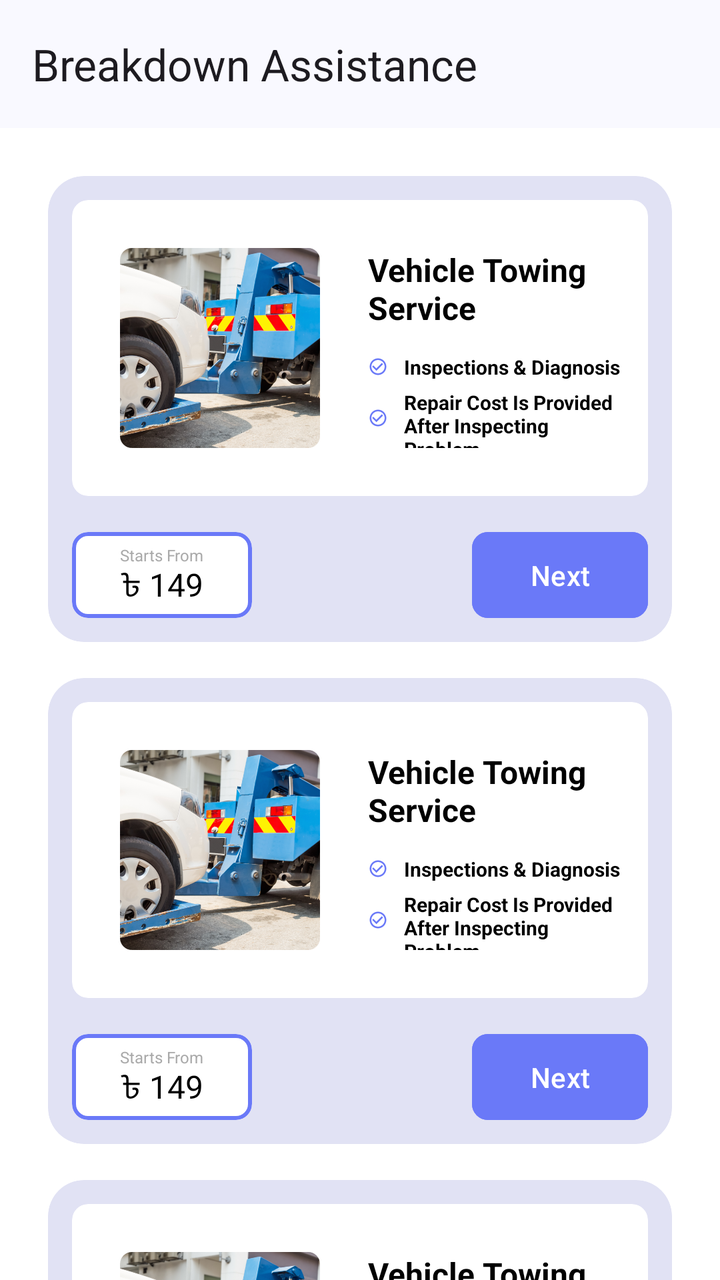
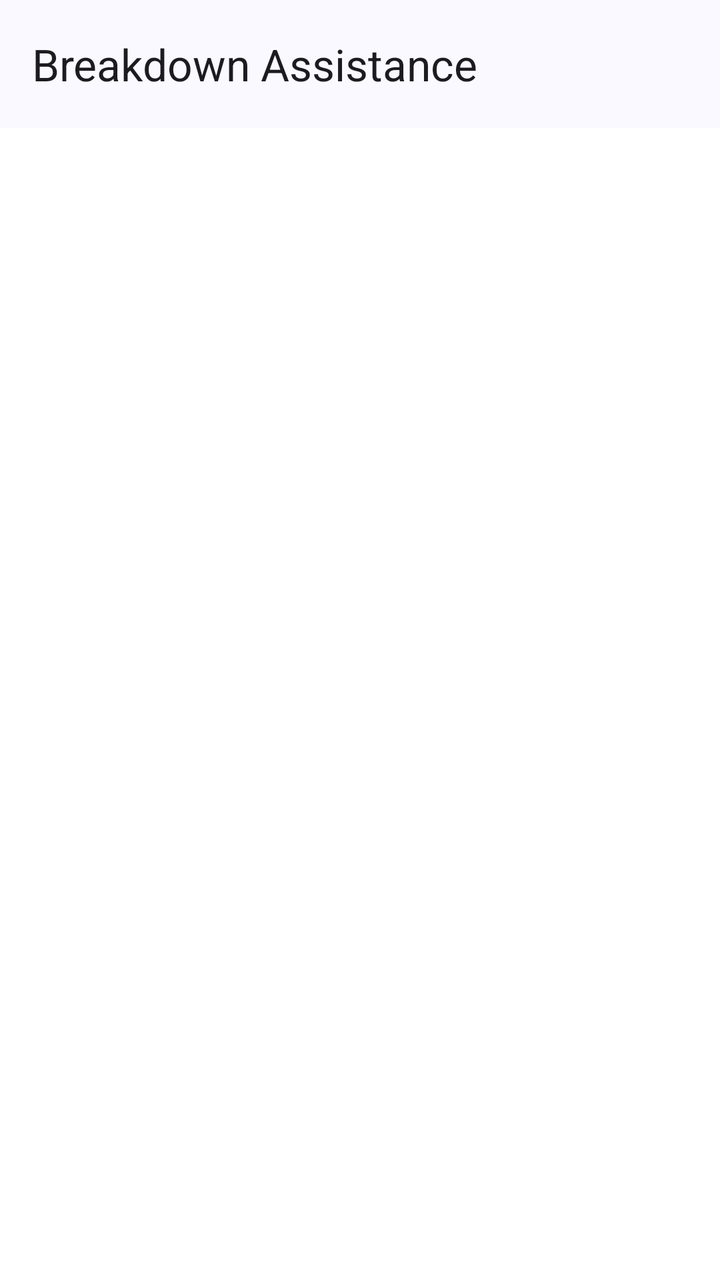

An Android layout rendered at two revisions. The XML below is the earlier revision; the diff shows what the commit changed to produce the second picture.
<!-- AndroidManifest.xml: application theme Theme.BreakdownAssistance -->
<!-- res/layout/fragment_services.xml -->
<?xml version="1.0" encoding="utf-8"?>
<androidx.coordinatorlayout.widget.CoordinatorLayout xmlns:android="http://schemas.android.com/apk/res/android"
    xmlns:app="http://schemas.android.com/apk/res-auto"
    xmlns:tools="http://schemas.android.com/tools"
    android:layout_width="match_parent"
    android:layout_height="match_parent"
    tools:context=".ui.fragments.ServicesFragment">

    <androidx.core.widget.NestedScrollView
        android:id="@+id/nestedScrollView"
        android:layout_width="match_parent"
        android:layout_height="match_parent"
        app:layout_behavior="@string/appbar_scrolling_view_behavior">

        <LinearLayout
            android:layout_width="match_parent"
            android:layout_height="match_parent"
            android:orientation="vertical"
            android:paddingHorizontal="24dp"
            android:paddingTop="24dp"
            android:paddingBottom="6dp">

            <include layout="@layout/view_service_list_item" />

            <include layout="@layout/view_service_list_item" />

            <include layout="@layout/view_service_list_item" />

            <include layout="@layout/view_service_list_item" />

        </LinearLayout>
    </androidx.core.widget.NestedScrollView>

    <include
        android:id="@+id/header"
        layout="@layout/view_toolbar" />

</androidx.coordinatorlayout.widget.CoordinatorLayout>
<!-- res/layout/view_service_list_item.xml (included above) -->
<?xml version="1.0" encoding="utf-8"?>
<com.google.android.material.card.MaterialCardView xmlns:android="http://schemas.android.com/apk/res/android"
    xmlns:app="http://schemas.android.com/apk/res-auto"
    xmlns:tools="http://schemas.android.com/tools"
    android:layout_width="match_parent"
    android:layout_height="wrap_content"
    android:layout_marginBottom="18dp"
    app:cardBackgroundColor="@color/light_accent"
    app:cardCornerRadius="18dp"
    app:strokeWidth="0dp">

    <LinearLayout
        android:layout_width="match_parent"
        android:layout_height="wrap_content"
        android:orientation="vertical"
        android:padding="12dp">

        <com.google.android.material.card.MaterialCardView
            android:layout_width="match_parent"
            android:layout_height="wrap_content"
            android:elevation="2dp"
            app:cardBackgroundColor="@color/white"
            app:cardCornerRadius="8dp"
            app:strokeWidth="0dp">

            <LinearLayout
                android:layout_width="match_parent"
                android:layout_height="wrap_content"
                android:orientation="horizontal"
                android:paddingVertical="24dp"
                android:paddingStart="24dp"
                android:paddingEnd="12dp">

                <com.google.android.material.card.MaterialCardView
                    android:layout_width="100dp"
                    android:layout_height="100dp"
                    app:cardBackgroundColor="@color/white"
                    app:cardCornerRadius="6dp"
                    app:strokeWidth="0dp">

                    <ImageView
                        android:layout_width="match_parent"
                        android:layout_height="match_parent"
                        android:scaleType="centerCrop"
                        android:src="@drawable/img_car_tow" />

                </com.google.android.material.card.MaterialCardView>

                <LinearLayout
                    android:layout_width="0dp"
                    android:layout_height="match_parent"
                    android:layout_marginStart="24dp"
                    android:layout_weight="1"
                    android:gravity="start|center"
                    android:orientation="vertical">

                    <TextView
                        android:id="@+id/tvTitle"
                        android:layout_width="wrap_content"
                        android:layout_height="wrap_content"
                        android:text="Vehicle Towing Service"
                        android:textColor="@color/black"
                        android:textSize="16sp"
                        android:textStyle="bold" />

                    <TextView
                        android:layout_width="wrap_content"
                        android:layout_height="wrap_content"
                        android:layout_marginTop="12dp"
                        android:drawableStart="@drawable/ic_check_tiny"
                        android:text="Inspections &amp; Diagnosis"
                        android:textColor="@color/black"
                        android:textSize="10sp"
                        android:textStyle="bold"
                        app:drawableTint="@color/accent"
                        tools:ignore="SmallSp,UseCompatTextViewDrawableXml" />

                    <TextView
                        android:layout_width="wrap_content"
                        android:layout_height="wrap_content"
                        android:layout_marginTop="4dp"
                        android:drawableStart="@drawable/ic_check_tiny"
                        android:text="Repair Cost Is Provided After Inspecting Problem"
                        android:textColor="@color/black"
                        android:textSize="10sp"
                        android:textStyle="bold"
                        app:drawableTint="@color/accent"
                        tools:ignore="SmallSp,UseCompatTextViewDrawableXml" />

                </LinearLayout>
            </LinearLayout>
        </com.google.android.material.card.MaterialCardView>

        <LinearLayout
            android:layout_width="match_parent"
            android:layout_height="wrap_content"
            android:layout_marginTop="18dp">

            <com.google.android.material.card.MaterialCardView
                android:layout_width="wrap_content"
                android:layout_height="wrap_content"
                android:layout_marginEnd="24dp"
                app:cardBackgroundColor="@color/white"
                app:cardCornerRadius="8dp"
                app:strokeColor="@color/accent"
                app:strokeWidth="2dp">

                <LinearLayout
                    android:layout_width="wrap_content"
                    android:layout_height="wrap_content"
                    android:gravity="center"
                    android:orientation="vertical"
                    android:paddingHorizontal="24dp"
                    android:paddingTop="6dp"
                    android:paddingBottom="4dp">

                    <TextView
                        android:layout_width="wrap_content"
                        android:layout_height="wrap_content"
                        android:text="Starts From"
                        android:textColor="#AAA"
                        android:textSize="8sp"
                        tools:ignore="SmallSp" />

                    <TextView

                        android:id="@+id/tvMinimumPrice"
                        android:layout_width="wrap_content"
                        android:layout_height="wrap_content"
                        android:layout_marginTop="-2dp"
                        android:text="৳ 149"
                        android:textColor="@color/black"
                        android:textSize="16sp" />

                </LinearLayout>
            </com.google.android.material.card.MaterialCardView>

            <View
                android:layout_width="0dp"
                android:layout_height="match_parent"
                android:layout_weight="1" />

            <com.google.android.material.button.MaterialButton
                android:id="@+id/btnNext"
                android:layout_width="wrap_content"
                android:layout_height="match_parent"
                android:backgroundTint="@color/accent"
                android:insetTop="0dp"
                android:insetBottom="0dp"
                android:text="Next"
                android:textColor="@color/white"
                app:cornerRadius="8dp" />
        </LinearLayout>
    </LinearLayout>
</com.google.android.material.card.MaterialCardView>
<!-- res/layout/view_toolbar.xml (included above) -->
<?xml version="1.0" encoding="utf-8"?>
<com.google.android.material.appbar.AppBarLayout xmlns:android="http://schemas.android.com/apk/res/android"
    xmlns:app="http://schemas.android.com/apk/res-auto"
    xmlns:tools="http://schemas.android.com/tools"
    android:id="@+id/appBarLayout"
    android:layout_width="match_parent"
    android:layout_height="wrap_content"
    android:fitsSystemWindows="true"
    app:liftOnScroll="true">

    <com.google.android.material.appbar.MaterialToolbar
        android:id="@+id/toolbar"
        android:layout_width="match_parent"
        android:layout_height="?attr/actionBarSize"
        android:paddingEnd="24dp"
        app:contentInsetStartWithNavigation="0dp"
        app:maxLines="1"
        app:navigationIconTint="?attr/colorOnSurface"
        app:title="@string/app_name"
        app:titleTextAppearance="@style/TextAppearance.Material3.TitleLarge"
        app:titleTextEllipsize="end"
        tools:ignore="RtlSymmetry" />

    <ProgressBar
        android:id="@+id/progress"
        style="@style/Base.Widget.AppCompat.ProgressBar.Horizontal"
        android:layout_width="match_parent"
        android:layout_height="wrap_content"
        android:layout_marginTop="-7dp"
        android:layout_marginBottom="-7dp"
        android:indeterminate="true"
        android:indeterminateTint="@color/accent"
        android:visibility="gone" />

</com.google.android.material.appbar.AppBarLayout>
<!-- resources referenced by this layout -->
<resources>
  <color name="accent">#FF6A79F8</color>
  <color name="black">#FF000000</color>
  <color name="light_accent">#FFE1E2F4</color>
  <color name="white">#FFFFFFFF</color>
  <!-- drawable ic_check_tiny (drawable) -->
  <?xml version="1.0" encoding="utf-8"?>
  <layer-list xmlns:android="http://schemas.android.com/apk/res/android">
      <item
          android:width="10dp"
          android:height="10dp"
          android:drawable="@drawable/ic_check"
          android:end="8dp" />
  </layer-list>
  <string name="app_name">Breakdown Assistance</string>
  <style name="Theme.BreakdownAssistance" parent="Base.Theme.BreakdownAssistance" />
  <!-- drawable ic_check (drawable) -->
  <vector xmlns:android="http://schemas.android.com/apk/res/android" android:height="24dp" android:tint="#000000" android:viewportHeight="24" android:viewportWidth="24" android:width="24dp">
        
      <path android:fillColor="@android:color/white" android:pathData="M16.59,7.58L10,14.17l-3.59,-3.58L5,12l5,5 8,-8zM12,2C6.48,2 2,6.48 2,12s4.48,10 10,10 10,-4.48 10,-10S17.52,2 12,2zM12,20c-4.42,0 -8,-3.58 -8,-8s3.58,-8 8,-8 8,3.58 8,8 -3.58,8 -8,8z"/>
      
  </vector>
  <color name="transparent">#00000000</color>
  <color name="md_theme_primary">#415F91</color>
  <color name="md_theme_onPrimary">#FFFFFF</color>
  <color name="md_theme_primaryContainer">#D6E3FF</color>
  <color name="md_theme_onPrimaryContainer">#001B3E</color>
  <color name="md_theme_secondary">#565F71</color>
  <color name="md_theme_onSecondary">#FFFFFF</color>
  <color name="md_theme_secondaryContainer">#DAE2F9</color>
  <color name="md_theme_onSecondaryContainer">#131C2B</color>
  <color name="md_theme_tertiary">#705575</color>
  <color name="md_theme_onTertiary">#FFFFFF</color>
  <color name="md_theme_tertiaryContainer">#FAD8FD</color>
  <color name="md_theme_onTertiaryContainer">#28132E</color>
  <color name="md_theme_error">#BA1A1A</color>
  <color name="md_theme_onError">#FFFFFF</color>
  <color name="md_theme_errorContainer">#FFDAD6</color>
  <color name="md_theme_onErrorContainer">#410002</color>
  <color name="md_theme_background">#F9F9FF</color>
  <color name="md_theme_onBackground">#191C20</color>
  <color name="md_theme_surface">#F9F9FF</color>
  <color name="md_theme_onSurface">#191C20</color>
  <color name="md_theme_surfaceVariant">#E0E2EC</color>
  <color name="md_theme_onSurfaceVariant">#44474E</color>
  <color name="md_theme_outline">#74777F</color>
  <color name="md_theme_outlineVariant">#C4C6D0</color>
  <color name="md_theme_inverseSurface">#2E3036</color>
  <color name="md_theme_inverseOnSurface">#F0F0F7</color>
  <color name="md_theme_inversePrimary">#AAC7FF</color>
  <color name="md_theme_primaryFixed">#D6E3FF</color>
  <color name="md_theme_onPrimaryFixed">#001B3E</color>
  <color name="md_theme_primaryFixedDim">#AAC7FF</color>
  <color name="md_theme_onPrimaryFixedVariant">#284777</color>
  <color name="md_theme_secondaryFixed">#DAE2F9</color>
  <color name="md_theme_onSecondaryFixed">#131C2B</color>
  <color name="md_theme_secondaryFixedDim">#BEC6DC</color>
  <color name="md_theme_onSecondaryFixedVariant">#3E4759</color>
  <color name="md_theme_tertiaryFixed">#FAD8FD</color>
  <color name="md_theme_onTertiaryFixed">#28132E</color>
  <color name="md_theme_tertiaryFixedDim">#DDBCE0</color>
  <color name="md_theme_onTertiaryFixedVariant">#573E5C</color>
  <color name="md_theme_surfaceDim">#D9D9E0</color>
  <color name="md_theme_surfaceBright">#F9F9FF</color>
  <color name="md_theme_surfaceContainerLowest">#FFFFFF</color>
  <color name="md_theme_surfaceContainerLow">#F3F3FA</color>
  <color name="md_theme_surfaceContainer">#EDEDF4</color>
  <color name="md_theme_surfaceContainerHigh">#E7E8EE</color>
  <color name="md_theme_surfaceContainerHighest">#E2E2E9</color>
  <!-- unchanged entries left out for length: 2 -->
</resources>

<!-- the commit's change to res/layout/fragment_services.xml (unified diff, before → after) -->
@@ -6,37 +6,22 @@
     android:layout_height="match_parent"
     tools:context=".ui.fragments.ServicesFragment">
 
-    <androidx.core.widget.NestedScrollView
-        android:id="@+id/nestedScrollView"
+    <androidx.recyclerview.widget.RecyclerView
+        android:id="@+id/recyclerView"
         android:layout_width="match_parent"
         android:layout_height="match_parent"
-        app:layout_behavior="@string/appbar_scrolling_view_behavior">
-
-        <LinearLayout
-            android:layout_width="match_parent"
-            android:layout_height="match_parent"
-            android:orientation="vertical"
-            android:paddingHorizontal="24dp"
-            android:paddingTop="24dp"
-            android:paddingBottom="6dp">
-
-            <include layout="@layout/view_service_list_item" />
-
-            <include layout="@layout/view_service_list_item" />
-
-            <include layout="@layout/view_service_list_item" />
-
-            <include layout="@layout/view_service_list_item" />
-
-        </LinearLayout>
-    </androidx.core.widget.NestedScrollView>
+        android:paddingHorizontal="24dp"
+        android:paddingTop="24dp"
+        android:paddingBottom="6dp"
+        app:layout_behavior="@string/appbar_scrolling_view_behavior"
+        tools:listitem="@layout/item_service_list" />
 
     <include
         android:id="@+id/header"
         layout="@layout/view_toolbar" />
 
 </androidx.coordinatorlayout.widget.CoordinatorLayout>
-<!-- res/layout/view_service_list_item.xml (included above) -->
+<!-- res/layout/item_service_list.xml (included above) -->
 <?xml version="1.0" encoding="utf-8"?>
 <com.google.android.material.card.MaterialCardView xmlns:android="http://schemas.android.com/apk/res/android"
     xmlns:app="http://schemas.android.com/apk/res-auto"
@@ -78,6 +63,7 @@
                     app:strokeWidth="0dp">
 
                     <ImageView
+                        android:id="@+id/imgService"
                         android:layout_width="match_parent"
                         android:layout_height="match_parent"
                         android:scaleType="centerCrop"
@@ -162,7 +148,6 @@
                         tools:ignore="SmallSp" />
 
                     <TextView
-
                         android:id="@+id/tvMinimumPrice"
                         android:layout_width="wrap_content"
                         android:layout_height="wrap_content"
